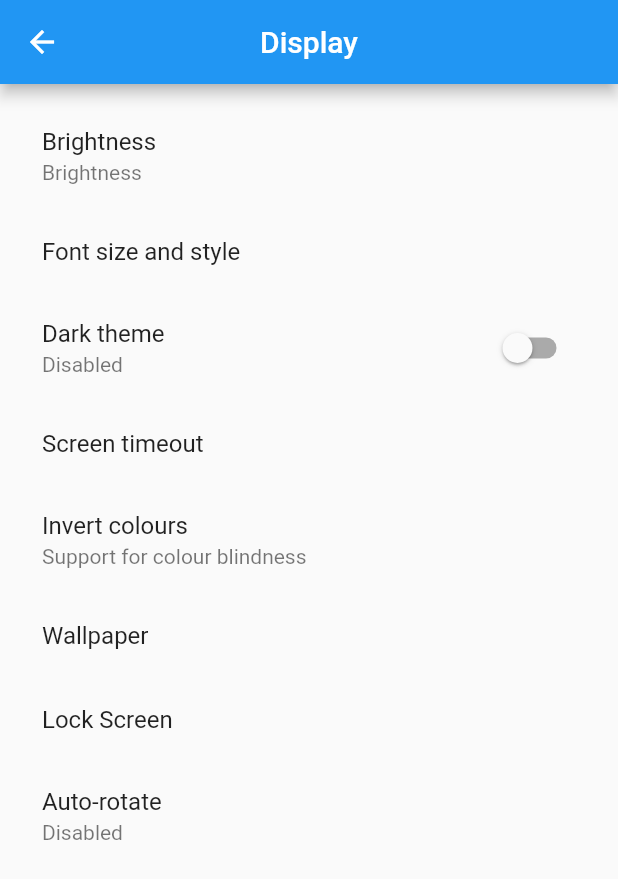
After one commit to kwe-k-u/settings, a Flutter app: the screen it shows after launch, after a tap on "Display", on a phone screen of 412 x 824 dp. The commit adds this screen. Shown: the top 879 px of the screen. Run offline on Flutter 3.47's test engine with Material 2 defaults, Android fonts, the phone set to English and light mode, and no system bars.

Commit message:
Added basic display UI

```diff
--- /dev/null
+++ b/lib/UI/DisplayPage.dart
@@ -0,0 +1,81 @@
+import 'package:flutter/material.dart';
+
+class DisplayPage extends StatefulWidget {
+  @override
+  _DisplayPageState createState() => _DisplayPageState();
+}
+
+class _DisplayPageState extends State<DisplayPage> {
+  @override
+  Widget build(BuildContext context) {
+    return MaterialApp(
+      home: Scaffold(
+        appBar: AppBar(
+          title: Text("Display"),
+          centerTitle: true,
+          leading: BackButton(
+            onPressed: (){
+              Navigator.pop(context);
+            },
+          ),
+        ),
+        body: Container(
+          padding: EdgeInsets.all(12.0),
+          child: ListView(
+            children: [
+
+
+              ListTile(
+                title: Text("Brightness"),
+                subtitle: Text("Brightness"),
+              ),
+
+
+              ListTile(
+                title: Text("Font size and style"),
+              ),
+
+
+              SwitchListTile(
+                value: false,
+                onChanged: (value){
+
+                },
+                title: Text("Dark theme"),
+                subtitle: Text("Disabled"),
+              ),
+
+
+              ListTile(
+                title: Text("Screen timeout"),
+              ),
+
+
+              ListTile(
+                title: Text("Invert colours"),
+                subtitle: Text("Support for colour blindness"),
+              ),
+
+
+              ListTile(
+                title: Text("Wallpaper"),
+              ),
+
+
+              ListTile(
+                title: Text("Lock Screen"),
+              ),
+
+
+              ListTile(
+                title: Text("Auto-rotate"),
+                subtitle: Text("Disabled"),
+              ),
+
+            ],
+          ),
+        ),
+      ),
+    );
+  }
+}
--- a/lib/UI/HomePage.dart
+++ b/lib/UI/HomePage.dart
@@ -1,4 +1,5 @@
 import 'package:flutter/material.dart';
+import 'package:settings/UI/DisplayPage.dart';
 
 
 class HomePage extends StatefulWidget {
@@ -13,9 +14,15 @@ class _HomePageState extends State<HomePage> {
 
       home: Scaffold(
         appBar: AppBar(
-          title: Text("SETTINGS"),
+          title: Text("Settings"),
           centerTitle: true,
+          leading: BackButton(
+            onPressed: (){
+              Navigator.pop(context);
+            },
+          ),
         ),
+
         body: Container(
           padding: EdgeInsets.all(12.0),
           child: ListView(
@@ -31,6 +38,9 @@ class _HomePageState extends State<HomePage> {
               ListTile(
                 leading: Icon(Icons.wb_sunny_rounded),
                 title: Text("Display"),
+                onTap: (){
+                  Navigator.push(context, MaterialPageRoute(builder: (context)=> DisplayPage()));
+                },
               ),
 
               ListTile(
```
